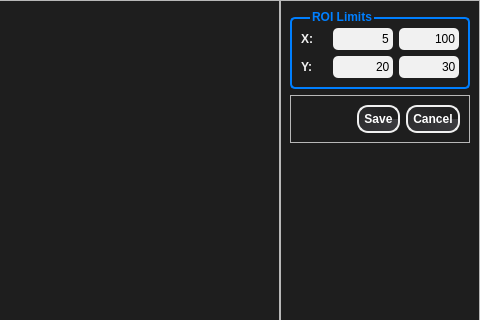
CPrescher/T-rax, file T-Rax/UIFiles/T_Rax_ROI_Diamond_Selector.ui: the form before one commit; both pictures show x 465 to 945 and y 0 to 320 of the 945 by 484 pixel window.
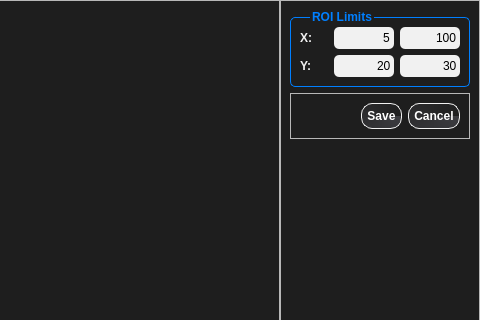
The form after the commit.

The edit to the form file:
```diff
--- a/T-Rax/UIFiles/T_Rax_ROI_Diamond_Selector.ui
+++ b/T-Rax/UIFiles/T_Rax_ROI_Diamond_Selector.ui
@@ -32,7 +32,7 @@
 QPushButton{
 	color:white;
 	border-color: black;
-	border: 2px solid #F1F1F1;
+	border: 1px solid #F1F1F1;
 	border-radius: 11px;
 	font-weight: bold;
 	padding: 5px;
@@ -44,13 +44,13 @@
 	margin: 0.5px;
 }
 
-QPushPutton::press{
-   border:2px solid #fff;
+QPushPutton::pressed{
+   border:1px solid #fff;
 	margin: 2px;
 }
 
 QGroupBox {
-	border: 2px solid #F1F1F1;
+	border: 1px solid #F1F1F1;
 	border-radius: 5px;
 	margin-top: 7px;
 	padding: 0px
@@ -62,7 +62,7 @@
 
 #roi_box{
 	color: rgba(0, 127, 255, 255);
-	border: 2px solid rgba(0, 127, 255, 255);
+	border: 1px solid rgba(0, 127, 255, 255);
 }
 </string>
   </property>
```
Left out of the diff: 2 changed lines with no effect on the pictures.
